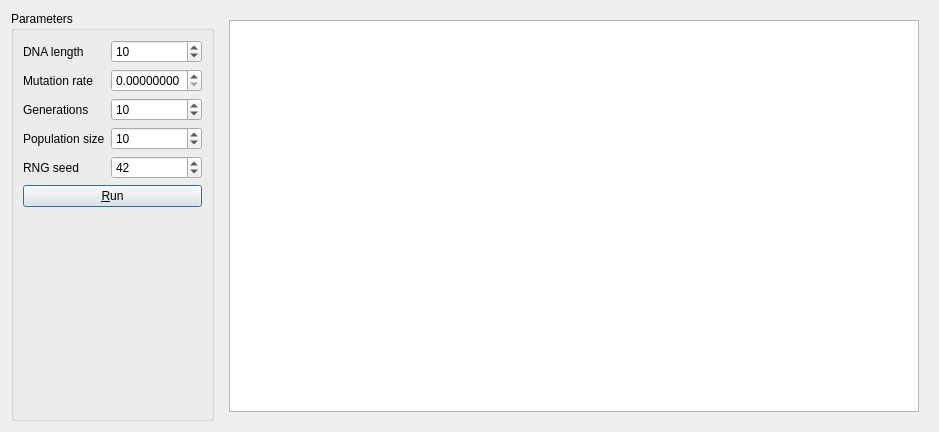
Before: the Qt Designer form Tools/ToolFisherWrighter/qtfisherwrightermaindialog.ui in richelbilderbeek/ProjectRichelBilderbeek, drawn with Qt 5.
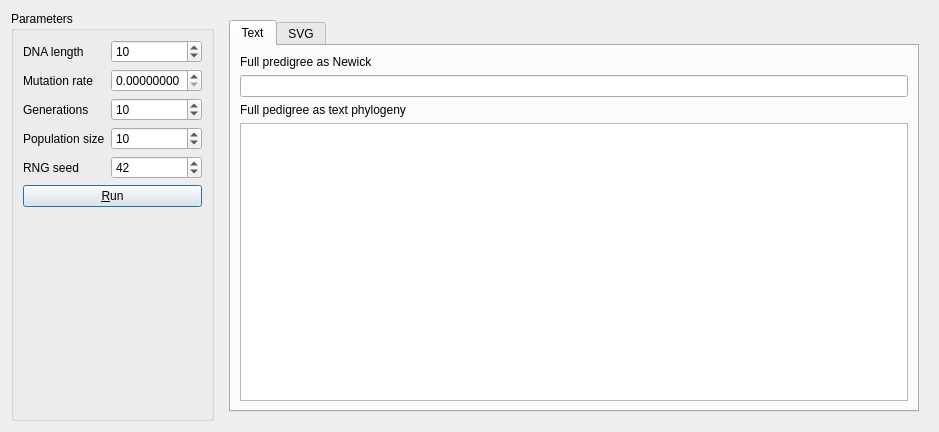
After: the same form once the commit is applied. The open tabs and pages were chosen to show the change.

Patch:
```diff
--- a/Tools/ToolFisherWrighter/qtfisherwrightermaindialog.ui
+++ b/Tools/ToolFisherWrighter/qtfisherwrightermaindialog.ui
@@ -131,7 +131,31 @@
     <widget class="QWidget" name="widget_right" native="true">
      <layout class="QGridLayout" name="gridLayout">
       <item row="0" column="0">
-       <widget class="QPlainTextEdit" name="text_output">
+       <widget class="QTabWidget" name="tabWidget">
+        <property name="currentIndex">
+         <number>1</number>
+        </property>
+        <widget class="QWidget" name="tab_text">
+         <attribute name="title">
+          <string>Text</string>
+         </attribute>
+         <layout class="QGridLayout" name="gridLayout_2">
+          <item row="1" column="0">
+           <widget class="QLineEdit" name="line_newick">
+            <property name="readOnly">
+             <bool>true</bool>
+            </property>
+           </widget>
+          </item>
+          <item row="0" column="0">
+           <widget class="QLabel" name="label_newick">
+            <property name="text">
+             <string>Full predigree as Newick</string>
+            </property>
+           </widget>
+          </item>
+          <item row="3" column="0">
+           <widget class="QPlainTextEdit" name="text_newick">
         <property name="font">
          <font>
           <family>Courier New</family>
@@ -140,6 +164,34 @@
         <property name="readOnly">
          <bool>true</bool>
         </property>
+           </widget>
+          </item>
+          <item row="2" column="0">
+           <widget class="QLabel" name="label_2">
+            <property name="text">
+             <string>Full pedigree as text phylogeny</string>
+            </property>
+           </widget>
+          </item>
+         </layout>
+        </widget>
+        <widget class="QWidget" name="tab_svg">
+         <attribute name="title">
+          <string>SVG</string>
+         </attribute>
+         <layout class="QGridLayout" name="gridLayout_3">
+          <item row="0" column="0">
+           <widget class="QLabel" name="svg_pedigree">
+            <property name="text">
+             <string>[SVG]</string>
+            </property>
+            <property name="alignment">
+             <set>Qt::AlignCenter</set>
+            </property>
+           </widget>
+          </item>
+         </layout>
+        </widget>
        </widget>
       </item>
      </layout>
```
Lines whose indentation alone changed are shown as unchanged.
